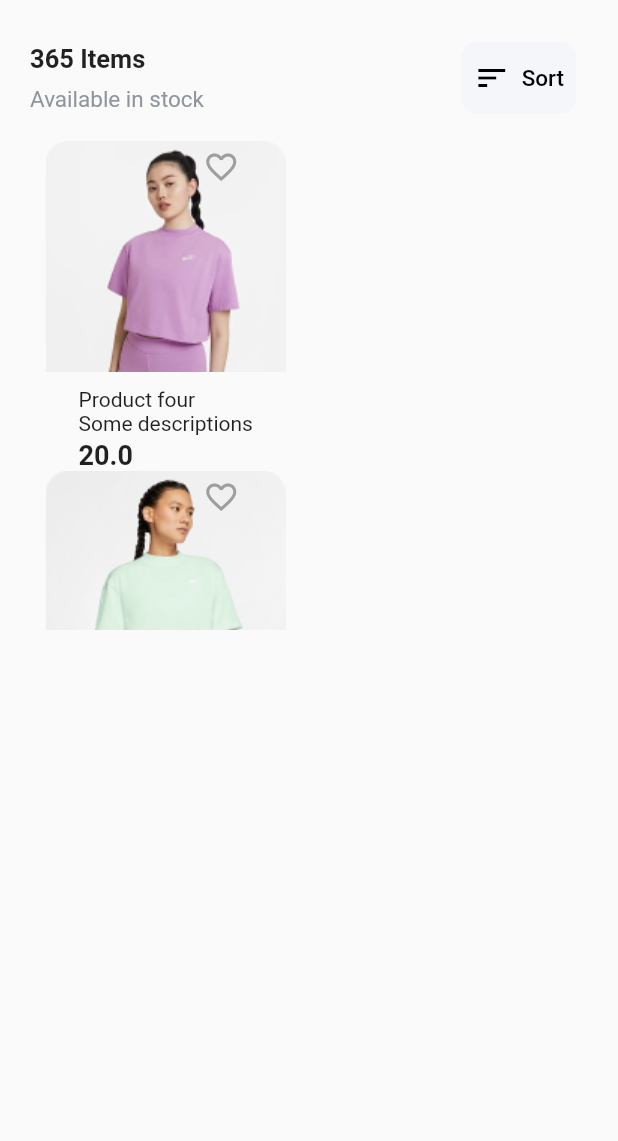
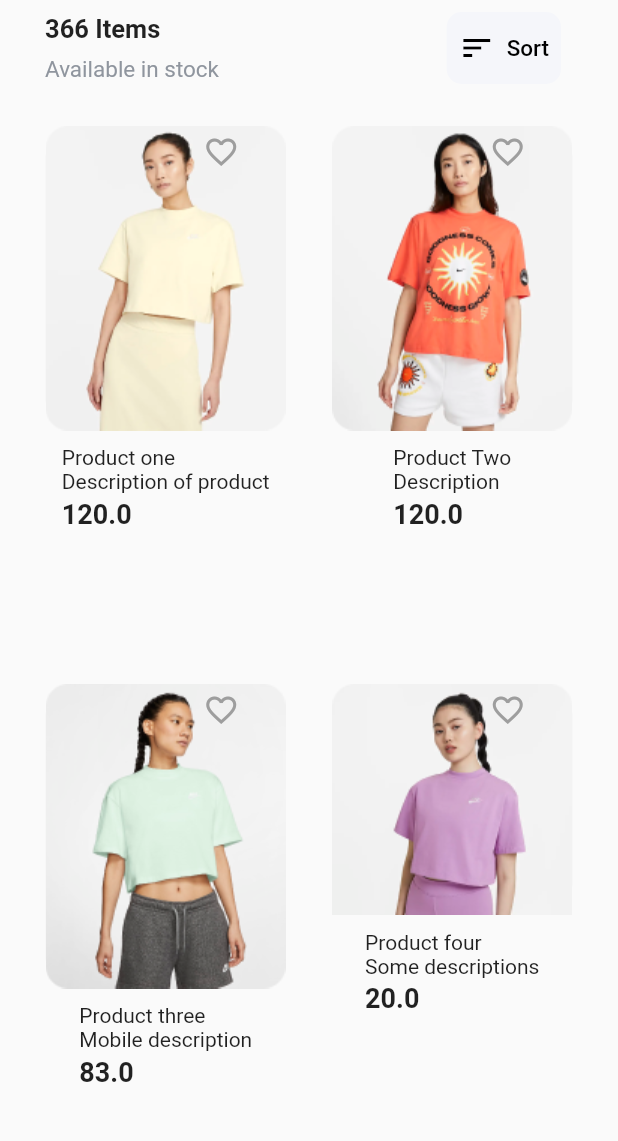
Before and after one commit to mucyorene/lazaApp, a Flutter app: the HomeScreen screen opened directly, after a tap on "Adidas", on a phone screen of 412 x 824 dp, the part 60-1201 px from its top. Run offline on Flutter 3.47's test engine with Material 2 defaults, Android fonts, the phone set to English and light mode, and no system bars; our stand-ins replace font_awesome_flutter; accounts and stored records are empty.

```diff
--- a/lib/Screens/Screen18/StockScreen.dart
+++ b/lib/Screens/Screen18/StockScreen.dart
@@ -47,54 +47,56 @@ class _MainStockState extends State<MainStock> {
                   child: Image.asset("assets/images/Bag.png")),
             )
           ]),
-      body: Column(
+      body: Container(
+        padding: const EdgeInsets.only(left: 20.0, right: 20.0),
+        child: Column(
+          crossAxisAlignment: CrossAxisAlignment.start,
           children: [
-          const SizedBox(
-            height: 20,
-          ),
-          Padding(
-            padding: const EdgeInsets.only(left: 10, right: 10),
+            Expanded(
               child: Column(
                   children: [
                   InformationHeader(
-                    numberOfItems: 365,
+                  numberOfItems: 366,
                   itemLocation: "Available in stock",
                   iconSort: const Icon(
                     Icons.sort,
                     color: Colors.black,
                   ),
                   iconName: "Sort"),
+              Expanded(
+                child: ListView(
+                  physics: const BouncingScrollPhysics(),
+                  children: [
                   const SizedBox(
-                  height: 10.0,
+                  height: 20,
+                ),
+                GridView.builder(
+                  physics: const NeverScrollableScrollPhysics(),
+                  shrinkWrap: true,
+                  gridDelegate:
+                  const SliverGridDelegateWithFixedCrossAxisCount(
+                      crossAxisSpacing: 10,
+                      mainAxisSpacing: 10,
+                      crossAxisCount: 2,
+                      childAspectRatio: 5 / 10),
+                  itemBuilder: (cxt, index) {
+                    // print("${products.length} this is the lenght");
+                    return InkWell(
+                      child: ProductCard(
+                          product: productsList.toList()[index],
+                          addToFavorite: () {}),
+                    );
+                  },
+                  itemCount: productsList.length,
+                )
+                ],
+              ),
             ),
           ],
         ),
       ),
-          Expanded(
-            child: Padding(
-              padding: const EdgeInsets.only(left: 20.0, right: 20.0),
-              child: GridView.count(
-                physics: const BouncingScrollPhysics(),
-                crossAxisSpacing: 10,
-                mainAxisSpacing: 10,
-                crossAxisCount: 2,
-                childAspectRatio: 5 / 9,
-                children: <Widget>[
-                  ListView.separated(
-                      itemBuilder: (context, index) => ProductCard(
-                            product: productsList.reversed.toList()[index],
-                            addToFavorite: () {},
-                          ),
-                      separatorBuilder: (_, indexes) => const SizedBox(
-                            width: 5.0,
-                          ),
-                      itemCount: productsList.length)
       ],
-              ),
-            ),
-          )
-        ],
-      ),
+    ),)
     );
   }
 }
--- a/lib/Screens/Screen8/HomePage.dart
+++ b/lib/Screens/Screen8/HomePage.dart
@@ -1,5 +1,6 @@
 import 'package:flutter/cupertino.dart';
 import 'package:flutter/material.dart';
+import 'package:laza/Model/Others/CartModel.dart';
 import 'package:laza/Model/ProductModel/Product.dart';
 import 'package:laza/Screens/Screen18/StockScreen.dart';
 import 'package:laza/Screens/Screen8/Widgets/BrandCard.dart';
@@ -25,6 +26,13 @@ class _HomeScreenState extends State<HomeScreen> {
     "assets/images/adidas.JPG",
     "assets/images/nike.JPG"
   ];
+  List<Cart> cartLists = [];
+
+  addToCart(Cart cart) {
+    setState(() {
+      cartLists.add(cart);
+    });
+  }
 
   @override
   Widget build(BuildContext context) {
@@ -63,7 +71,9 @@ class _HomeScreenState extends State<HomeScreen> {
         ],
       ),
       drawer: const NavigationDrawer(),
-      endDrawer: const EndDrawerNav(),
+      endDrawer: EndDrawerNav(
+        cartList: cartLists,
+      ),
       backgroundColor: Colors.white,
       body: Container(
         margin: const EdgeInsets.only(left: 20, right: 20),
--- a/lib/Screens/screen17/navigation_drawer.dart
+++ b/lib/Screens/screen17/navigation_drawer.dart
@@ -176,7 +176,7 @@ class _NavigationDrawerState extends State<NavigationDrawer> {
     switch (index) {
       case 0:
         Navigator.push(
-            context, MaterialPageRoute(builder: (context) => const screen11()));
+            context, MaterialPageRoute(builder: (context) => Screen11()));
         break;
     }
   }
```
Also changed, not shown: lib/Screens/Screen10/ReviewScreen.dart (+30 -61 lines), lib/Screens/Screen19/WishList.dart (+15 -43 lines), lib/Screens/Screen8/Widgets/EndDrawerNavigation.dart (+39 -18 lines), lib/Screens/screen11/Screen11.dart (+10 -29 lines), lib/Screens/screen9/screen9.dart (+7 -12 lines). Lines whose indentation alone changed are shown as unchanged.
